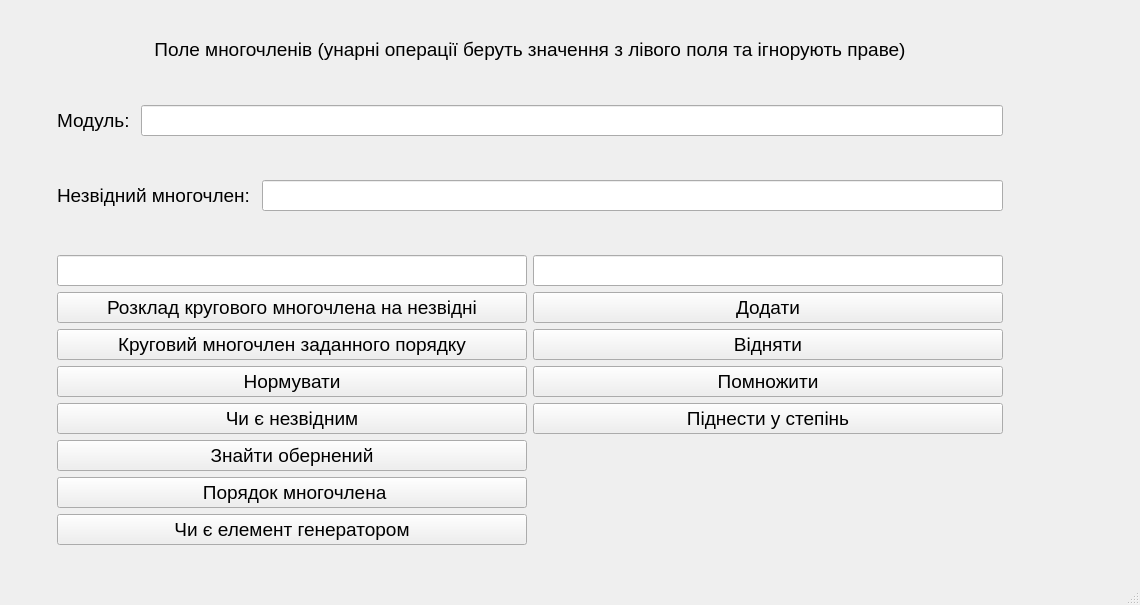
Old version of the form GeneralAlgebraTeamLabProject/GUI/polynomialfieldwindow.ui in the repository Oleksii-Adamov/GeneralAlgebraTeamLab.
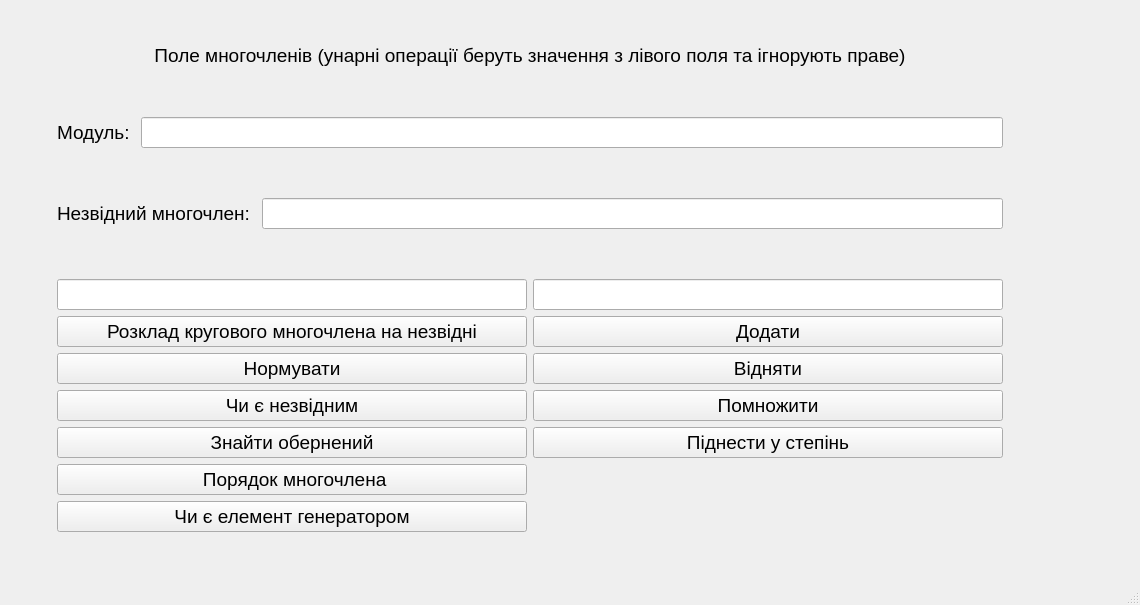
New version of the form.

Commit message: PolynomialFieldWindow: added irreducible check

```diff
--- a/GeneralAlgebraTeamLabProject/GUI/polynomialfieldwindow.ui
+++ b/GeneralAlgebraTeamLabProject/GUI/polynomialfieldwindow.ui
@@ -90,13 +90,6 @@
        <property name="leftMargin">
         <number>0</number>
        </property>
-       <item row="6" column="0">
-        <widget class="QPushButton" name="pushButton">
-         <property name="text">
-          <string>Знайти обернений</string>
-         </property>
-        </widget>
-       </item>
        <item row="3" column="1">
         <widget class="QPushButton" name="pushButton_subtract">
          <property name="text">
@@ -104,33 +97,12 @@
          </property>
         </widget>
        </item>
-       <item row="5" column="0">
-        <widget class="QPushButton" name="pushButton_gcd">
-         <property name="text">
-          <string>Чи є незвідним</string>
-         </property>
-        </widget>
-       </item>
-       <item row="4" column="0">
-        <widget class="QPushButton" name="pushButton_divide">
-         <property name="text">
-          <string>Нормувати</string>
-         </property>
-        </widget>
-       </item>
        <item row="1" column="0">
         <widget class="QLineEdit" name="lineEdit_first"/>
        </item>
        <item row="1" column="1">
         <widget class="QLineEdit" name="lineEdit_second"/>
        </item>
-       <item row="3" column="0">
-        <widget class="QPushButton" name="pushButton_CyclotomicPolynomial">
-         <property name="text">
-          <string>Круговий многочлен заданного порядку</string>
-         </property>
-        </widget>
-       </item>
        <item row="8" column="0">
         <widget class="QPushButton" name="pushButton_3">
          <property name="text">
@@ -173,6 +145,27 @@
          </property>
         </widget>
        </item>
+       <item row="3" column="0">
+        <widget class="QPushButton" name="pushButton_divide">
+         <property name="text">
+          <string>Нормувати</string>
+         </property>
+        </widget>
+       </item>
+       <item row="4" column="0">
+        <widget class="QPushButton" name="pushButton_is_irreducible">
+         <property name="text">
+          <string>Чи є незвідним</string>
+         </property>
+        </widget>
+       </item>
+       <item row="5" column="0">
+        <widget class="QPushButton" name="pushButton">
+         <property name="text">
+          <string>Знайти обернений</string>
+         </property>
+        </widget>
+       </item>
       </layout>
      </item>
      <item>
```
Left out of the diff: 2 changed lines with no effect on the pictures. The commit also changes 3 other files.
